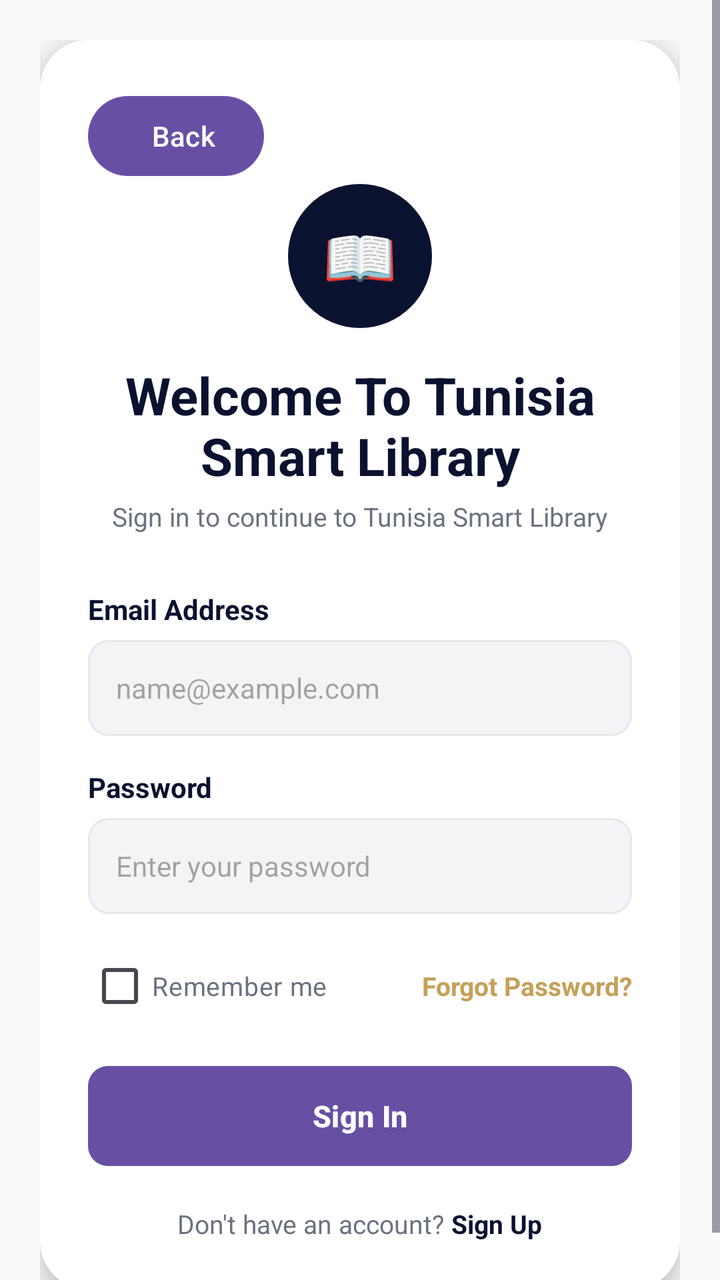
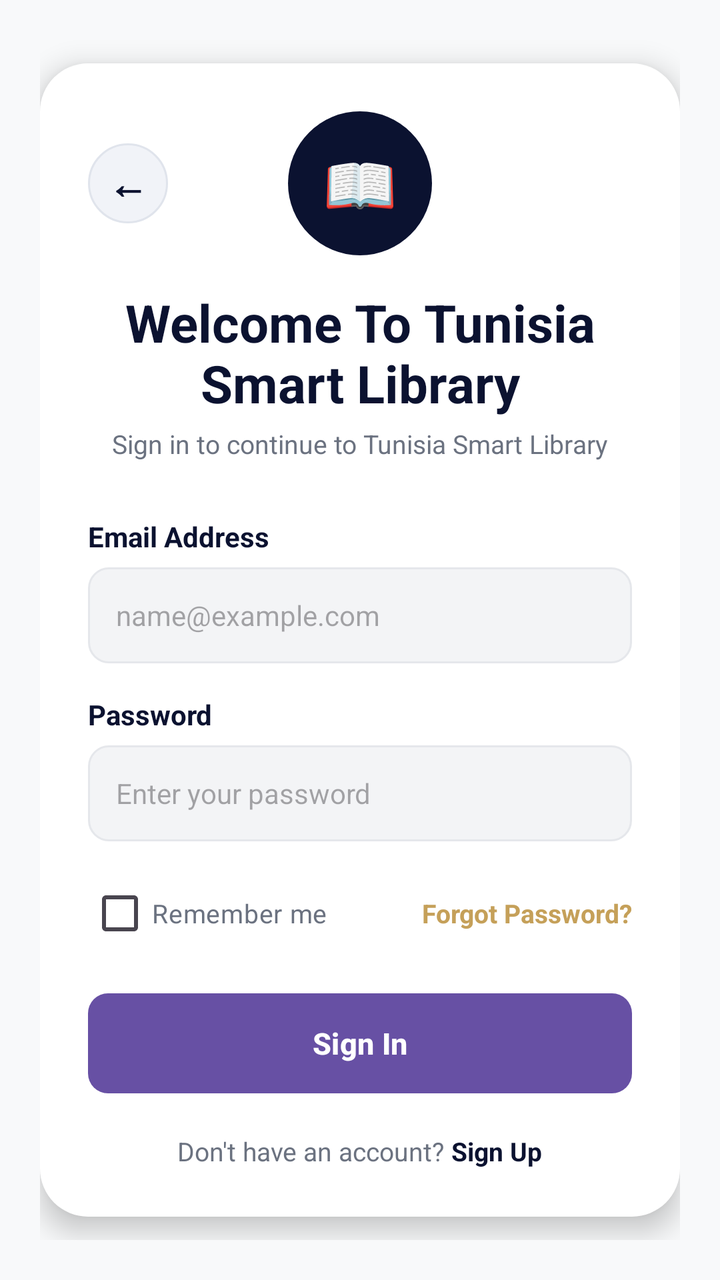

Two renders of the same Android screen: before a commit and after it. Below are the layout's source before the change and the commit's diff.
<!-- AndroidManifest.xml: application theme Theme.TunisiaSmartLibrary -->
<!-- res/layout/activity_login.xml -->
<?xml version="1.0" encoding="utf-8"?>
<ScrollView xmlns:android="http://schemas.android.com/apk/res/android"
    android:id="@+id/main"
    android:layout_width="match_parent"
    android:layout_height="match_parent"
    android:background="@color/app_bg"
    android:fillViewport="true">

    <LinearLayout
        android:layout_width="match_parent"
        android:layout_height="wrap_content"
        android:gravity="center"
        android:orientation="vertical"
        android:padding="20dp">

        <LinearLayout
            android:layout_width="match_parent"
            android:layout_height="wrap_content"
            android:background="@drawable/bg_card"
            android:elevation="8dp"
            android:gravity="center_horizontal"
            android:orientation="vertical"
            android:padding="24dp">
            <Button
                android:id="@+id/btn_retour"
                android:layout_width="wrap_content"
                android:layout_height="wrap_content"
                android:layout_gravity="left"
                android:text="  Back" />

            <TextView
                android:layout_width="72dp"
                android:layout_height="72dp"
                android:background="@drawable/bg_circle_navy"
                android:gravity="center"
                android:text="📖"
                android:textSize="30sp" />

            <TextView
                android:layout_width="wrap_content"
                android:layout_height="wrap_content"
                android:layout_marginTop="16dp"
                android:text="Welcome To Tunisia Smart Library"
                android:gravity="center"
                android:textColor="@color/navy"
                android:textSize="26sp"
                android:textStyle="bold" />

            <TextView
                android:layout_width="wrap_content"
                android:layout_height="wrap_content"
                android:layout_marginTop="4dp"
                android:text="Sign in to continue to Tunisia Smart Library"
                android:textColor="@color/text_muted"
                android:textSize="13sp" />

            <TextView
                android:layout_width="match_parent"
                android:layout_height="wrap_content"
                android:layout_marginTop="28dp"
                android:text="Email Address"
                android:textColor="@color/navy"
                android:textStyle="bold" />

            <EditText
                android:id="@+id/etEmail"
                android:layout_width="match_parent"
                android:layout_height="48dp"
                android:layout_marginTop="6dp"
                android:background="@drawable/bg_input"
                android:hint="name@example.com"
                android:inputType="textEmailAddress"
                android:paddingHorizontal="14dp"
                android:textSize="14sp" />

            <TextView
                android:layout_width="match_parent"
                android:layout_height="wrap_content"
                android:layout_marginTop="16dp"
                android:text="Password"
                android:textColor="@color/navy"
                android:textStyle="bold" />

            <EditText
                android:id="@+id/etPassword"
                android:layout_width="match_parent"
                android:layout_height="48dp"
                android:layout_marginTop="6dp"
                android:background="@drawable/bg_input"
                android:hint="Enter your password"
                android:inputType="textPassword"
                android:paddingHorizontal="14dp"
                android:textSize="14sp" />

            <RelativeLayout
                android:layout_width="match_parent"
                android:layout_height="wrap_content"
                android:layout_marginTop="12dp">

                <CheckBox
                    android:id="@+id/cbRemember"
                    android:layout_width="wrap_content"
                    android:layout_height="wrap_content"
                    android:text="Remember me"
                    android:textColor="@color/text_muted"
                    android:textSize="13sp" />

                <TextView
                    android:id="@+id/tvForgot"
                    android:layout_width="wrap_content"
                    android:layout_height="wrap_content"
                    android:layout_alignParentEnd="true"
                    android:layout_centerVertical="true"
                    android:text="Forgot Password?"
                    android:textColor="@color/gold"
                    android:textSize="13sp"
                    android:textStyle="bold" />
            </RelativeLayout>

            <Button
                android:id="@+id/btnLogin"
                android:layout_width="match_parent"
                android:layout_height="50dp"
                android:layout_marginTop="16dp"
                android:background="@drawable/bg_btn_gold"
                android:text="Sign In"
                android:textAllCaps="false"
                android:textColor="@android:color/white"
                android:textSize="15sp"
                android:textStyle="bold" />

            <LinearLayout
                android:layout_width="wrap_content"
                android:layout_height="wrap_content"
                android:layout_marginTop="20dp"
                android:orientation="horizontal">

                <TextView
                    android:layout_width="wrap_content"
                    android:layout_height="wrap_content"
                    android:text="Don't have an account? "
                    android:textColor="@color/text_muted"
                    android:textSize="13sp" />

                <TextView
                    android:id="@+id/tvGoRegister"
                    android:layout_width="wrap_content"
                    android:layout_height="wrap_content"
                    android:text="Sign Up"
                    android:textColor="@color/navy"
                    android:textSize="13sp"
                    android:textStyle="bold" />
            </LinearLayout>
        </LinearLayout>
    </LinearLayout>
</ScrollView>
<!-- resources referenced by this layout -->
<resources>
  <color name="app_bg">#F8F9FA</color>
  <color name="gold">#C5A059</color>
  <color name="navy">#0B1230</color>
  <color name="text_muted">#6B7280</color>
  <!-- drawable bg_btn_gold (drawable) -->
  <?xml version="1.0" encoding="utf-8"?>
  <shape xmlns:android="http://schemas.android.com/apk/res/android">
      <solid android:color="@color/gold" />
      <corners android:radius="10dp" />
  </shape>
  <!-- drawable bg_card (drawable) -->
  <?xml version="1.0" encoding="utf-8"?>
  <shape xmlns:android="http://schemas.android.com/apk/res/android">
      <solid android:color="@android:color/white" />
      <corners android:radius="24dp" />
  </shape>
  <!-- drawable bg_circle_navy (drawable) -->
  <?xml version="1.0" encoding="utf-8"?>
  <shape xmlns:android="http://schemas.android.com/apk/res/android" android:shape="oval">
      <solid android:color="@color/navy" />
  </shape>
  <!-- drawable bg_input (drawable) -->
  <?xml version="1.0" encoding="utf-8"?>
  <shape xmlns:android="http://schemas.android.com/apk/res/android">
      <solid android:color="@color/input_bg" />
      <stroke android:width="1dp" android:color="@color/input_border" />
      <corners android:radius="10dp" />
  </shape>
  <style name="Theme.TunisiaSmartLibrary" parent="Base.Theme.TunisiaSmartLibrary" />
  <color name="input_bg">#F3F4F6</color>
  <color name="input_border">#E5E7EB</color>
  <style name="Base.Theme.TunisiaSmartLibrary" parent="Theme.Material3.DayNight.NoActionBar">
          
          
      </style>
</resources>

<!-- the commit's change to res/layout/activity_login.xml (unified diff, before → after) -->
@@ -21,27 +21,42 @@
             android:gravity="center_horizontal"
             android:orientation="vertical"
             android:padding="24dp">
-            <Button
-                android:id="@+id/btn_retour"
-                android:layout_width="wrap_content"
-                android:layout_height="wrap_content"
-                android:layout_gravity="left"
-                android:text="  Back" />
 
-            <TextView
-                android:layout_width="72dp"
-                android:layout_height="72dp"
-                android:background="@drawable/bg_circle_navy"
-                android:gravity="center"
-                android:text="📖"
-                android:textSize="30sp" />
+            
+            <FrameLayout
+                android:layout_width="match_parent"
+                android:layout_height="wrap_content">
+
+                <TextView
+                    android:id="@+id/btn_retour"
+                    android:layout_width="40dp"
+                    android:layout_height="40dp"
+                    android:layout_gravity="start|center_vertical"
+                    android:background="@drawable/bg_back_btn"
+                    android:clickable="true"
+                    android:focusable="true"
+                    android:gravity="center"
+                    android:text="←"
+                    android:textColor="@color/navy"
+                    android:textSize="20sp"
+                    android:textStyle="bold" />
+
+                <TextView
+                    android:layout_width="72dp"
+                    android:layout_height="72dp"
+                    android:layout_gravity="center"
+                    android:background="@drawable/bg_circle_navy"
+                    android:gravity="center"
+                    android:text="📖"
+                    android:textSize="30sp" />
+            </FrameLayout>
 
             <TextView
                 android:layout_width="wrap_content"
                 android:layout_height="wrap_content"
                 android:layout_marginTop="16dp"
+                android:gravity="center"
                 android:text="Welcome To Tunisia Smart Library"
-                android:gravity="center"
                 android:textColor="@color/navy"
                 android:textSize="26sp"
                 android:textStyle="bold" />
<!-- resource entries referenced after the edit -->
@@ -4,6 +4,19 @@
   <color name="gold">#C5A059</color>
   <color name="navy">#0B1230</color>
   <color name="text_muted">#6B7280</color>
+  <!-- drawable bg_back_btn (drawable) -->
+  <?xml version="1.0" encoding="utf-8"?>
+  <ripple xmlns:android="http://schemas.android.com/apk/res/android"
+      android:color="#22000000">
+      <item>
+          <shape android:shape="oval">
+              <solid android:color="#F1F3F8" />
+              <stroke
+                  android:width="1dp"
+                  android:color="#E0E4EC" />
+          </shape>
+      </item>
+  </ripple>
   <!-- drawable bg_btn_gold (drawable) -->
   <?xml version="1.0" encoding="utf-8"?>
   <shape xmlns:android="http://schemas.android.com/apk/res/android">
